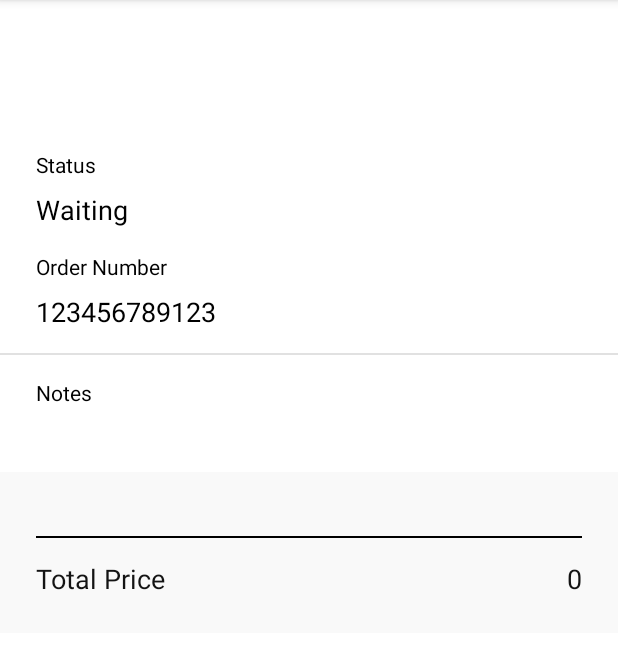
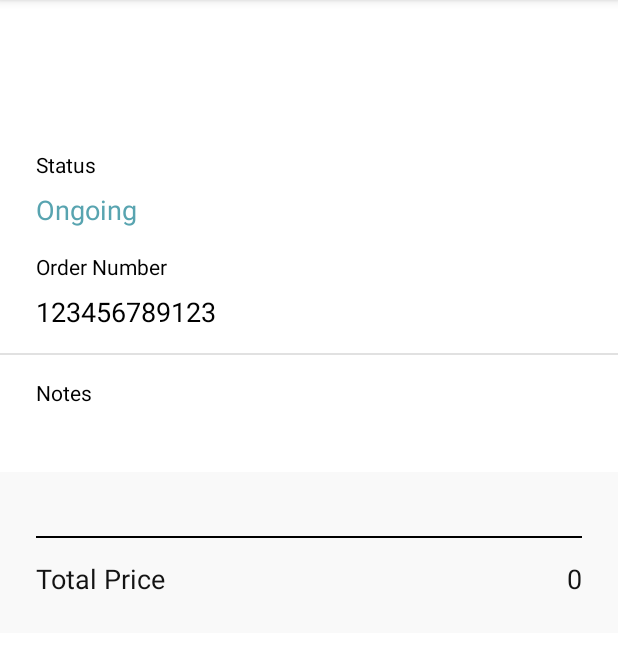
Before and after one commit to hollyyph/barbaApp, an Android app: the ViewConfirmed screen opened directly, with no data from a screen before it, on a phone screen of 412 x 824 dp, the part 84-733 px from its top. Run offline under Robolectric (Android 15) with nearby library versions, the phone set to English and light mode, and no system bars; Roboto replaces fonts that are not available here; 4 statements that could not run were skipped.

Commit message:
Fix warna view_confirmed

```diff
--- a/app/src/main/res/layout/activity_view_confirmed.xml
+++ b/app/src/main/res/layout/activity_view_confirmed.xml
@@ -117,8 +117,8 @@
                 android:layout_width="wrap_content"
                 android:layout_height="wrap_content"
                 android:layout_marginTop="8dp"
-                android:text="Waiting"
-                android:textColor="@color/black"
+                android:text="Ongoing"
+                android:textColor="@color/cadet_blue"
                 android:textSize="18sp"
                 app:layout_constraintStart_toStartOf="@+id/ViewConfirmed_salonName"
                 app:layout_constraintTop_toBottomOf="@+id/ViewConfirmed_status"
```
